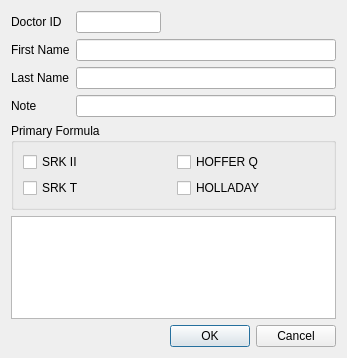
Above: dialog_doctor.ui from siborion/siborion_american_scan before the change. Below: the same form after it.
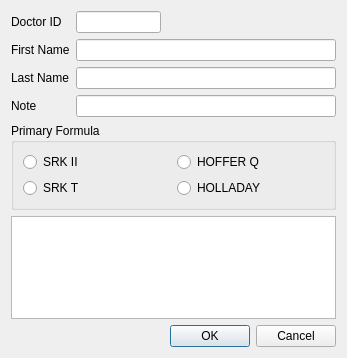
That is the form after the change.

Commit message: add table doctor_lens

The edit to the form file:
```diff
--- a/dialog_doctor.ui
+++ b/dialog_doctor.ui
@@ -43,29 +43,29 @@
      <layout class="QGridLayout" name="gridLayout_3">
       <item row="0" column="0">
        <layout class="QGridLayout" name="gridLayout_2">
-        <item row="1" column="0">
-         <widget class="QCheckBox" name="checkBox_2">
-          <property name="text">
-           <string>SRK T</string>
-          </property>
-         </widget>
-        </item>
-        <item row="0" column="0">
-         <widget class="QCheckBox" name="checkBox">
-          <property name="text">
-           <string>SRK II</string>
-          </property>
-         </widget>
-        </item>
         <item row="0" column="1">
-         <widget class="QCheckBox" name="checkBox_3">
+         <widget class="QRadioButton" name="radioButton_2">
           <property name="text">
            <string>HOFFER Q</string>
           </property>
          </widget>
         </item>
+        <item row="0" column="0">
+         <widget class="QRadioButton" name="radioButton">
+          <property name="text">
+           <string>SRK II</string>
+          </property>
+         </widget>
+        </item>
+        <item row="1" column="0">
+         <widget class="QRadioButton" name="radioButton_3">
+          <property name="text">
+           <string>SRK T</string>
+          </property>
+         </widget>
+        </item>
         <item row="1" column="1">
-         <widget class="QCheckBox" name="checkBox_4">
+         <widget class="QRadioButton" name="radioButton_4">
           <property name="text">
            <string>HOLLADAY</string>
           </property>
```
The commit also changes 3 other files.
